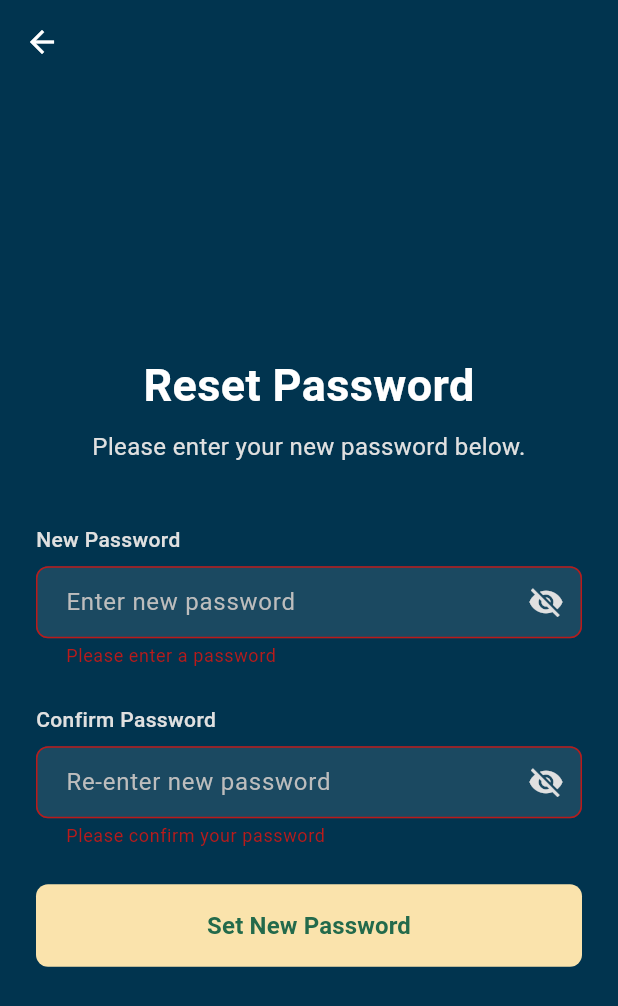
After one commit to pctan9491/PROJ-0001-TTTApp-FE, a Flutter app: the ResetPasswordPage screen opened directly, after a tap on "Set New Password", on a phone screen of 412 x 824 dp. The commit adds this screen. Shown: the top 1006 px of the screen. Run offline on Flutter 3.47's test engine with Material 3 defaults, Android fonts, the phone set to English and light mode, and no system bars; our stand-ins replace font_awesome_flutter.

Commit message:
reset password v1

```diff
--- a/lib/features/auth/presentation/pages/forgot_password_page.dart
+++ b/lib/features/auth/presentation/pages/forgot_password_page.dart
@@ -1,4 +1,5 @@
 import 'package:flutter/material.dart';
+import 'reset_password.dart';
 
 class ForgotPasswordPage extends StatefulWidget {
   const ForgotPasswordPage({super.key});
@@ -25,6 +26,10 @@ class _ForgotPasswordPageState extends State<ForgotPasswordPage> {
       // TODO: Implement actual password reset logic here
       ScaffoldMessenger.of(context).showSnackBar(
         const SnackBar(content: Text('Password reset link sent!')),
+      );
+      //Navigate to Reset Password Page
+      Navigator.push(
+        context, MaterialPageRoute(builder: (context) => const ResetPasswordPage()),
       );
       // Optional: Navigate back to login or show success screen
     }
--- /dev/null
+++ b/lib/features/auth/presentation/pages/reset_password.dart
@@ -0,0 +1,202 @@
+import 'package:flutter/material.dart';
+
+class ResetPasswordPage extends StatefulWidget {
+  const ResetPasswordPage({super.key});
+
+  @override
+  State<ResetPasswordPage> createState() => _ResetPasswordPageState();
+}
+
+class _ResetPasswordPageState extends State<ResetPasswordPage> {
+  final _formKey = GlobalKey<FormState>();
+  final _newPasswordController = TextEditingController();
+  final _confirmPasswordController = TextEditingController();
+  bool _isObscureNew = true;
+  bool _isObscureConfirm = true;
+
+  // Keys for identifying widgets in tests or inspector
+  static const Key newPasswordFieldKey = Key('new_password_field');
+  static const Key confirmPasswordFieldKey = Key('confirm_password_field');
+
+  @override
+  void dispose() {
+    _newPasswordController.dispose();
+    _confirmPasswordController.dispose();
+    super.dispose();
+  }
+
+  void _submitNewPassword() {
+    if (_formKey.currentState!.validate()) {
+      // TODO: Implement actual password update logic
+      ScaffoldMessenger.of(context).showSnackBar(
+        const SnackBar(content: Text('Password successfully updated!')),
+      );
+      // Navigate back to login
+      Navigator.of(context).popUntil((route) => route.isFirst);
+    }
+  }
+
+  @override
+  Widget build(BuildContext context) {
+    return Scaffold(
+      //back: appBar: AppBar()
+      appBar: AppBar(),
+      body: SafeArea(
+        child: Center(
+          child: SingleChildScrollView(
+            padding: const EdgeInsets.all(24.0),
+            child: ConstrainedBox(
+              constraints: const BoxConstraints(maxWidth: 400),
+              child: Form(
+                key: _formKey,
+                child: Column(
+                  mainAxisAlignment: MainAxisAlignment.center,
+                  crossAxisAlignment: CrossAxisAlignment.stretch,
+                  children: [
+                    _buildHeader(context),
+                    const SizedBox(height: 40),
+                    _buildNewPasswordField(),
+                    const SizedBox(height: 24),
+                    _buildConfirmPasswordField(),
+                    const SizedBox(height: 24),
+                    _buildSubmitButton(),
+                  ],
+                ),
+              ),
+            ),
+          ),
+        ),
+      ),
+    );
+  }
+
+  Widget _buildHeader(BuildContext context) {
+    return Column(
+      children: [
+        const Text(
+          'Reset Password',
+          textAlign: TextAlign.center,
+          style: TextStyle(
+            fontSize: 30,
+            fontWeight: FontWeight.bold,
+            color: Colors.white,
+          ),
+        ),
+        const SizedBox(height: 8),
+        Text(
+          'Please enter your new password below.',
+          textAlign: TextAlign.center,
+          style: TextStyle(
+            color: Colors.grey[300],
+            fontSize: 16,
+          ),
+        ),
+      ],
+    );
+  }
+
+  Widget _buildNewPasswordField() {
+    return Column(
+      crossAxisAlignment: CrossAxisAlignment.start,
+      children: [
+        Text(
+          'New Password',
+          style: TextStyle(
+            color: Colors.grey[300],
+            fontSize: 14,
+            fontWeight: FontWeight.w500,
+          ),
+        ),
+        const SizedBox(height: 8),
+        TextFormField(
+          key: newPasswordFieldKey,
+          controller: _newPasswordController,
+          style: const TextStyle(color: Colors.white),
+          decoration: InputDecoration(
+            hintText: 'Enter new password',
+            suffixIcon: IconButton(
+              icon: Icon(
+                _isObscureNew ? Icons.visibility_off : Icons.visibility,
+              ),
+              color: Colors.grey[300],
+              onPressed: () {
+                setState(() {
+                  _isObscureNew = !_isObscureNew;
+                });
+              },
+            ),
+          ),
+          obscureText: _isObscureNew,
+          validator: (value) {
+            if (value == null || value.isEmpty) {
+              return 'Please enter a password';
+            }
+            if (value.length < 6) {
+              return 'Password must be at least 6 characters';
+            }
+            return null;
+          },
+        ),
+      ],
+    );
+  }
+
+  Widget _buildConfirmPasswordField() {
+    return Column(
+      crossAxisAlignment: CrossAxisAlignment.start,
+      children: [
+        Text(
+          'Confirm Password',
+          style: TextStyle(
+            color: Colors.grey[300],
+            fontSize: 14,
+            fontWeight: FontWeight.w500,
+          ),
+        ),
+        const SizedBox(height: 8),
+        TextFormField(
+          key: confirmPasswordFieldKey,
+          controller: _confirmPasswordController,
+          style: const TextStyle(color: Colors.white),
+          decoration: InputDecoration(
+            hintText: 'Re-enter new password',
+            suffixIcon: IconButton(
+              icon: Icon(
+                _isObscureConfirm ? Icons.visibility_off : Icons.visibility,
+              ),
+              color: Colors.grey[300],
+              onPressed: () {
+                setState(() {
+                  _isObscureConfirm = !_isObscureConfirm;
+                });
+              },
+            ),
+          ),
+          obscureText: _isObscureConfirm,
+          validator: (value) {
+            if (value == null || value.isEmpty) {
+              return 'Please confirm your password';
+            }
+            if (value != _newPasswordController.text) {
+              return 'Passwords do not match';
+            }
+            return null;
+          },
+        ),
+      ],
+    );
+  }
+
+  Widget _buildSubmitButton() {
+    return SizedBox(
+      width: double.infinity,
+      child: ElevatedButton(
+        onPressed: _submitNewPassword,
+        child: const Text(
+          'Set New Password',
+          style: TextStyle(fontSize: 16, fontWeight: FontWeight.bold),
+        ),
+      ),
+    );
+  }
+}
```
